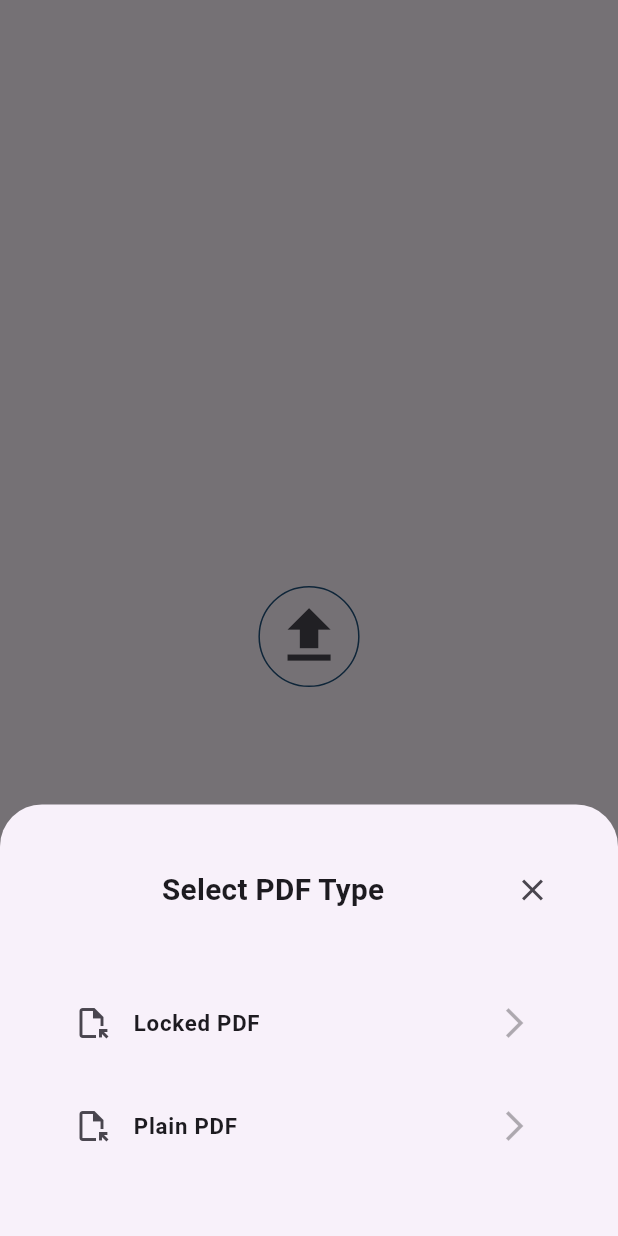
After one commit to XROLE/ml-flutter, a Flutter app: the screen it shows after launch, after a tap on the "upload" icon, on a phone screen of 412 x 824 dp. The commit adds this screen. Run offline on Flutter 3.47's test engine with Material 3 defaults, Android fonts, the phone set to English and light mode, and no system bars; our stand-ins replace file_picker; missing offline and left inert: pdf_text.

Commit message:
create home page

```diff
--- a/lib/main.dart
+++ b/lib/main.dart
@@ -1,5 +1,5 @@
 import 'package:flutter/material.dart';
-import 'package:ml_flutter/ui/pdf_text_extraction_page.dart';
+import 'package:ml_flutter/ui/pdf_text_extractor/home_page.dart';
 
 void main() {
   WidgetsFlutterBinding.ensureInitialized();
@@ -17,7 +17,7 @@ class MyApp extends StatelessWidget {
       theme: ThemeData(
         colorScheme: ColorScheme.fromSeed(seedColor: Colors.deepPurple),
       ),
-      home: PdfTextExtractionPage(),
+      home: HomePage(),
     );
   }
 }
--- /dev/null
+++ b/lib/ui/pdf_text_extractor/home_page.dart
@@ -0,0 +1,122 @@
+import 'package:flutter/material.dart';
+import 'package:ml_flutter/constants/app_colors.dart';
+import 'package:ml_flutter/ui/pdf_text_extractor/pdf_text_extraction_page.dart';
+
+class HomePage extends StatefulWidget {
+  const HomePage({super.key});
+
+  @override
+  State<HomePage> createState() => _HomePageState();
+}
+
+class _HomePageState extends State<HomePage> {
+  @override
+  Widget build(BuildContext context) {
+    final size = MediaQuery.of(context).size;
+
+    return Scaffold(
+      body: Column(
+        mainAxisAlignment: MainAxisAlignment.center,
+        children: [
+          SizedBox(height: size.height * .03),
+          Center(
+            child: Container(
+              decoration: BoxDecoration(
+                border: Border.all(color: AppColors.richBlue),
+                borderRadius: BorderRadius.circular(size.height * .05),
+              ),
+              child: IconButton(
+                onPressed: () async {
+                  showModalBottomSheet(
+                    context: context,
+                    builder: (context) {
+                      return Container(
+                        width: size.width,
+                        padding: EdgeInsets.symmetric(
+                          horizontal: size.width * .08,
+                          vertical: size.height * .04,
+                        ),
+                        child: Column(
+                          mainAxisSize: MainAxisSize.min,
+                          children: [
+                            Row(
+                              mainAxisAlignment: MainAxisAlignment.spaceBetween,
+                              children: [
+                                SizedBox(),
+                                Text(
+                                  "Select PDF Type",
+                                  style: TextStyle(
+                                    fontWeight: FontWeight.bold,
+                                    fontSize: size.height * .024,
+                                  ),
+                                ),
+
+                                IconButton(
+                                  icon: Icon(Icons.close, weight: 30),
+                                  onPressed: () {
+                                    Navigator.pop(context);
+                                  },
+                                ),
+                              ],
+                            ),
+                            SizedBox(height: size.height * .045),
+                            InkWell(
+                              onTap: () {},
+                              child: ListTile(
+                                leading: Icon(Icons.file_open_outlined),
+                                title: Text(
+                                  "Locked PDF",
+                                  style: TextStyle(
+                                    fontWeight: FontWeight.bold,
+                                    fontSize: size.height * .018,
+                                  ),
+                                ),
+                                trailing: Icon(
+                                  Icons.arrow_forward_ios,
+                                  color: Colors.black.withValues(alpha: .3),
+                                ),
+                              ),
+                            ),
+                            SizedBox(height: size.height * .015),
+                            InkWell(
+                              onTap: () {
+                                Navigator.pop(context);
+                                Navigator.push(
+                                  context,
+                                  MaterialPageRoute(
+                                    builder:
+                                        (context) => PdfTextExtractionPage(),
+                                  ),
+                                );
+                              },
+                              child: ListTile(
+                                leading: Icon(Icons.file_open_outlined),
+                                title: Text(
+                                  "Plain PDF",
+                                  style: TextStyle(
+                                    fontWeight: FontWeight.bold,
+                                    fontSize: size.height * .018,
+                                  ),
+                                ),
+                                trailing: Icon(
+                                  Icons.arrow_forward_ios,
+                                  color: Colors.black.withValues(alpha: .3),
+                                ),
+                              ),
+                            ),
+                            SizedBox(height: size.height * .015),
+                          ],
+                        ),
+                      );
+                    },
+                  );
+                },
+                icon: Icon(Icons.upload, size: size.height * .06),
+              ),
+            ),
+          ),
+        ],
+      ),
+    );
+  }
+}
--- a/lib/ui/pdf_text_extraction_page.dart
+++ b/lib/ui/pdf_text_extractor/pdf_text_extraction_page.dart
@@ -3,7 +3,6 @@ import 'dart:io';
 import 'package:file_picker/file_picker.dart';
 import 'package:flutter/material.dart';
 import 'package:ml_flutter/constants/app_colors.dart';
-import 'package:ml_flutter/ui/widget/action_button.dart';
 import 'package:ml_flutter/ui/widget/padded_container.dart';
 import 'package:ml_flutter/util/helper.dart';
 import 'package:pdf_text/pdf_text.dart';
@@ -56,7 +55,16 @@ class _PdfTextExtractionPageState extends State<PdfTextExtractionPage> {
           children: [
             Column(
               children: [
-                SizedBox(height: size.height * .1),
+                SizedBox(height: size.height * .06),
+                Row(
+                  children: [
+                    IconButton(
+                      onPressed: (){
+                      Navigator.pop(context);
+                    }, icon: Icon(Icons.arrow_back)),
+                  ],
+                ),
+                SizedBox(height: size.height * .017),
                 Column(
                   children: [
                     if(address != null)
@@ -146,7 +154,7 @@ class _PdfTextExtractionPageState extends State<PdfTextExtractionPage> {
                     horizontal: size.width * .04,
                     vertical: size.height * .02,
                   ),
-                  height: size.height * .5,
+                  height: size.height * .45,
                   decoration: BoxDecoration(
                     borderRadius: BorderRadius.circular(8),
                   ),
```
